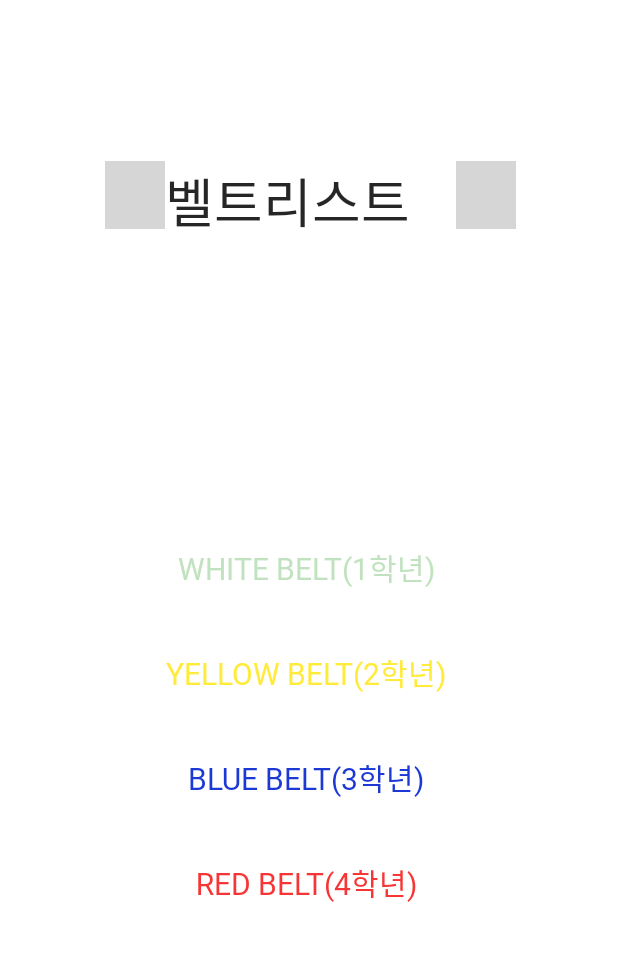
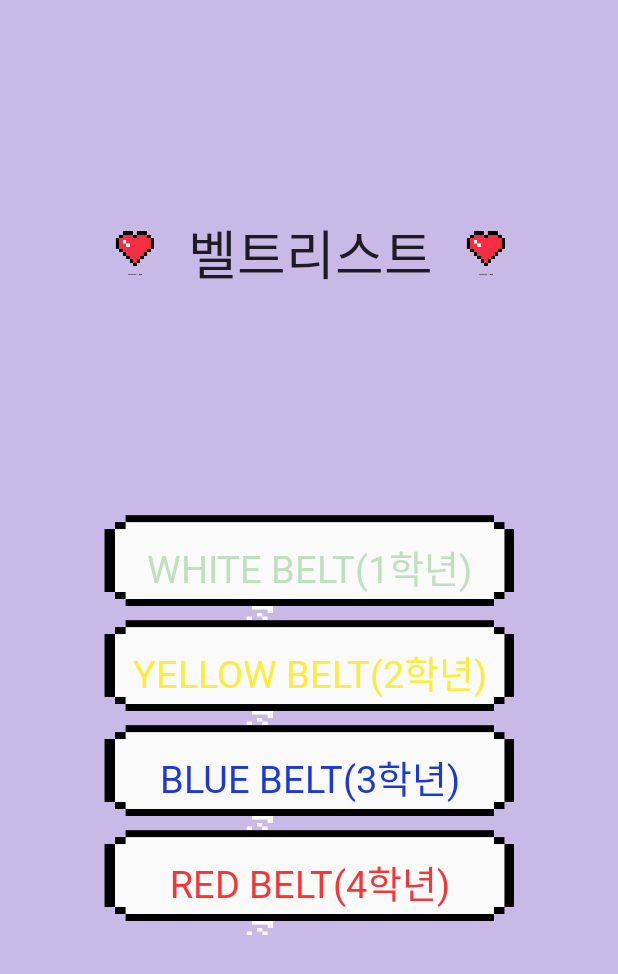
Before and after one commit to 0jiiino/JBNU_Project, an Android app: the screen it shows after launch (BeltActivity), after a tap on "벨트 항목 체크리스트", on a phone screen of 412 x 824 dp. Shown: the top 974 px of the screen. Run offline under Robolectric (Android 15) with nearby library versions, the phone set to English and light mode, and no system bars; libraries missing offline, so code that uses them is left out: permissions.dispatcher; 1 statement that could not run was skipped; grey boxes are pictures that could not be loaded.

Commit message:
글씨체

```diff
--- a/app/src/main/res/layout/activity_belt.xml
+++ b/app/src/main/res/layout/activity_belt.xml
@@ -5,7 +5,7 @@
     android:layout_width="match_parent"
     android:layout_height="match_parent"
     android:layout_gravity="center"
-    android:background="#FFFFFF"
+    android:background="#6A855ECA"
     android:gravity="center"
     android:orientation="vertical"
     tools:context=".BeltActivity">
@@ -15,61 +15,64 @@
         android:id="@+id/mainlinear"
         android:layout_width="273dp"
         android:layout_height="307dp"
-        android:layout_marginTop="10dp"
         android:orientation="vertical"
         app:layout_constraintBottom_toBottomOf="parent"
         app:layout_constraintEnd_toEndOf="parent"
-        app:layout_constraintHorizontal_bias="0.5"
         app:layout_constraintStart_toStartOf="parent"
-        app:layout_constraintTop_toBottomOf="@+id/ll5">
+        app:layout_constraintTop_toBottomOf="@+id/ll5"
+        app:layout_constraintVertical_bias="0.298">
 
         <Button
             android:id="@+id/btn_white"
             style="@style/Widget.AppCompat.Button.Borderless"
-            android:layout_width="270dp"
+            android:layout_width="274dp"
             android:layout_height="70dp"
+            android:background="@drawable/bubbl2"
             android:fontFamily="@font/neodgm"
             android:gravity="center"
             android:text="WHITE BELT(1학년)"
             android:textColor="#8182C67E"
-            android:textSize="20sp" />
+            android:textSize="25sp" />
 
         <Button
             android:id="@+id/btn_yellow"
             style="@style/Widget.AppCompat.Button.Borderless"
-            android:layout_width="270dp"
+            android:layout_width="274dp"
             android:layout_height="70dp"
+            android:background="@drawable/bubbl2"
             android:fontFamily="@font/neodgm"
             android:gravity="center"
             android:text="YELLOW BELT(2학년)"
             android:textColor="#FFEB3B"
-            android:textSize="20sp"
+            android:textSize="25sp"
             app:layout_constraintHorizontal_bias="0.5"
             app:layout_constraintTop_toBottomOf="@+id/btn_white" />
 
         <Button
             android:id="@+id/btn_blue"
             style="@style/Widget.AppCompat.Button.Borderless"
-            android:layout_width="270dp"
+            android:layout_width="274dp"
             android:layout_height="70dp"
+            android:background="@drawable/bubbl2"
             android:fontFamily="@font/neodgm"
             android:gravity="center"
             android:text="BLUE BELT(3학년)"
             android:textColor="#1C38D5"
-            android:textSize="20sp"
+            android:textSize="25sp"
             app:layout_constraintHorizontal_bias="0.5"
             app:layout_constraintTop_toBottomOf="@+id/btn_yellow" />
 
         <Button
             android:id="@+id/btn_red"
             style="@style/Widget.AppCompat.Button.Borderless"
-            android:layout_width="270dp"
+            android:layout_width="274dp"
             android:layout_height="70dp"
+            android:background="@drawable/bubbl2"
             android:fontFamily="@font/neodgm"
             android:gravity="center"
             android:text="RED BELT(4학년)"
             android:textColor="#F63636"
-            android:textSize="20sp"
+            android:textSize="25sp"
             app:layout_constraintHorizontal_bias="0.5"
             app:layout_constraintTop_toBottomOf="@+id/btn_blue" />
 
@@ -77,15 +80,15 @@
 
     <LinearLayout
         android:id="@+id/ll5"
-        android:layout_width="300dp"
-        android:layout_height="60dp"
+        android:layout_width="0dp"
+        android:layout_height="210dp"
         android:layout_marginStart="2dp"
         android:layout_marginLeft="2dp"
-        android:layout_marginTop="100dp"
+        android:layout_marginTop="60dp"
         android:gravity="center"
         android:orientation="horizontal"
         app:layout_constraintEnd_toEndOf="parent"
-        app:layout_constraintHorizontal_bias="0.5"
+        app:layout_constraintHorizontal_bias="1.0"
         app:layout_constraintStart_toStartOf="parent"
         app:layout_constraintTop_toTopOf="parent">
 
@@ -99,7 +102,7 @@
             android:id="@+id/textView9"
             android:layout_width="194dp"
             android:layout_height="45dp"
-            android:layout_gravity="center"
+            android:gravity="center"
             android:fontFamily="@font/neodgm"
             android:text="벨트리스트"
             android:textAppearance="@style/TextAppearance.AppCompat.Display3"
--- a/app/src/main/res/layout/activity_main.xml
+++ b/app/src/main/res/layout/activity_main.xml
@@ -4,6 +4,7 @@
     xmlns:tools="http://schemas.android.com/tools"
     android:layout_width="match_parent"
     android:layout_height="match_parent"
+    android:background="#6A855ECA"
     android:gravity="center"
     android:orientation="vertical"
     tools:context=".MainActivity">
@@ -14,6 +15,7 @@
         android:layout_height="75dp"
         android:layout_marginStart="2dp"
         android:layout_marginLeft="2dp"
+        android:layout_marginTop="80dp"
         android:gravity="center"
         android:orientation="horizontal"
         app:layout_constraintEnd_toEndOf="parent"
@@ -48,9 +50,9 @@
         android:id="@+id/ll2"
         android:layout_width="210dp"
         android:layout_height="75dp"
-        android:layout_marginTop="10dp"
         android:layout_marginStart="2dp"
         android:layout_marginLeft="2dp"
+        android:layout_marginTop="10dp"
         android:gravity="center"
         android:orientation="horizontal"
         app:layout_constraintEnd_toEndOf="parent"
@@ -85,10 +87,10 @@
         android:id="@+id/ll3"
         android:layout_width="210dp"
         android:layout_height="75dp"
+        android:layout_marginStart="2dp"
+        android:layout_marginLeft="2dp"
         android:layout_marginTop="10dp"
         android:layout_marginBottom="10dp"
-        android:layout_marginStart="2dp"
-        android:layout_marginLeft="2dp"
         android:gravity="center"
         android:orientation="horizontal"
         app:layout_constraintEnd_toEndOf="parent"
```
Also changed, not shown: app/src/main/res/drawable/bubbl2.png (added), app/src/main/res/drawable/bubble3.png (added), app/src/main/res/drawable/love.png (added).
